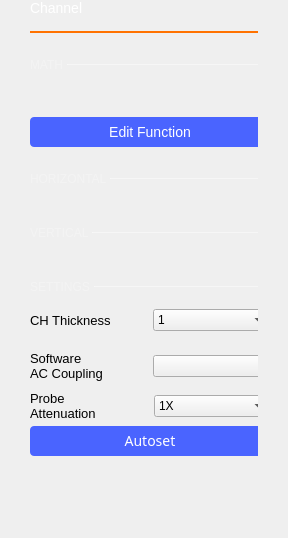
Before: the Qt Designer form ui/channel_settings.ui in analogdevicesinc/scopy, drawn with Qt 5.
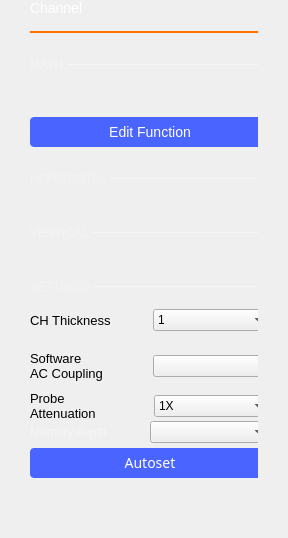
After: the same form once the commit is applied. Custom widgets are drawn as their Qt base class.

Commit message:
Oscilloscope: Implement adjustable memory depth for the oscilloscope.
This feature allows the user to increase the number of acquired samples
for any time base, thus increasing the sampling frequency.

```diff
--- a/ui/channel_settings.ui
+++ b/ui/channel_settings.ui
@@ -105,8 +105,8 @@
        <rect>
         <x>0</x>
         <y>0</y>
-        <width>252</width>
-        <height>497</height>
+        <width>228</width>
+        <height>472</height>
        </rect>
       </property>
       <property name="sizePolicy">
@@ -845,6 +845,29 @@
          </item>
         </layout>
        </item>
+       <item>
+       <layout class="QHBoxLayout" name="horizontalLayout_5">
+        <property name="spacing">
+         <number>0</number>
+        </property>
+        <property name="topMargin">
+         <number>0</number>
+        </property>
+        <item>
+         <widget class="QLabel" name="label_3">
+          <property name="styleSheet">
+           <string notr="true">color: rgba(255, 255, 255, 102);</string>
+          </property>
+          <property name="text">
+           <string>Memory depth</string>
+          </property>
+         </widget>
+        </item>
+        <item>
+         <widget class="QComboBox" name="cmbMemoryDepth"/>
+        </item>
+       </layout>
+       </item>
        <item>
         <spacer name="verticalSpacer_9">
          <property name="orientation">
```
Left out of the diff: 4 changed lines with no effect on the pictures. The commit also changes 6 other files.
